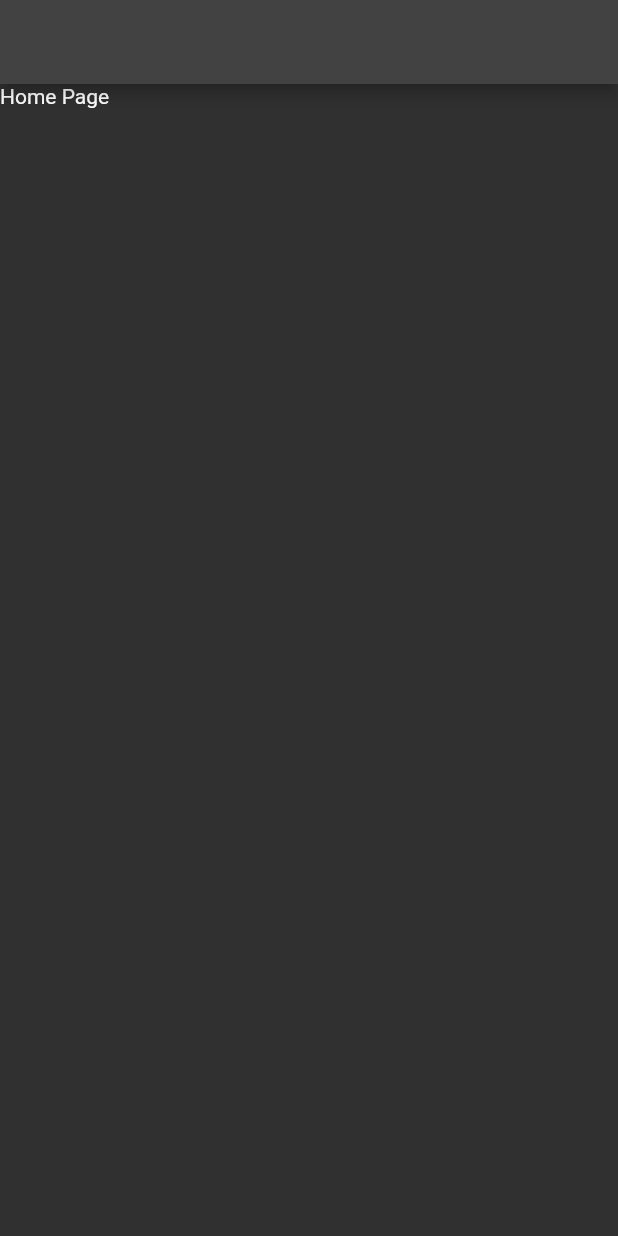
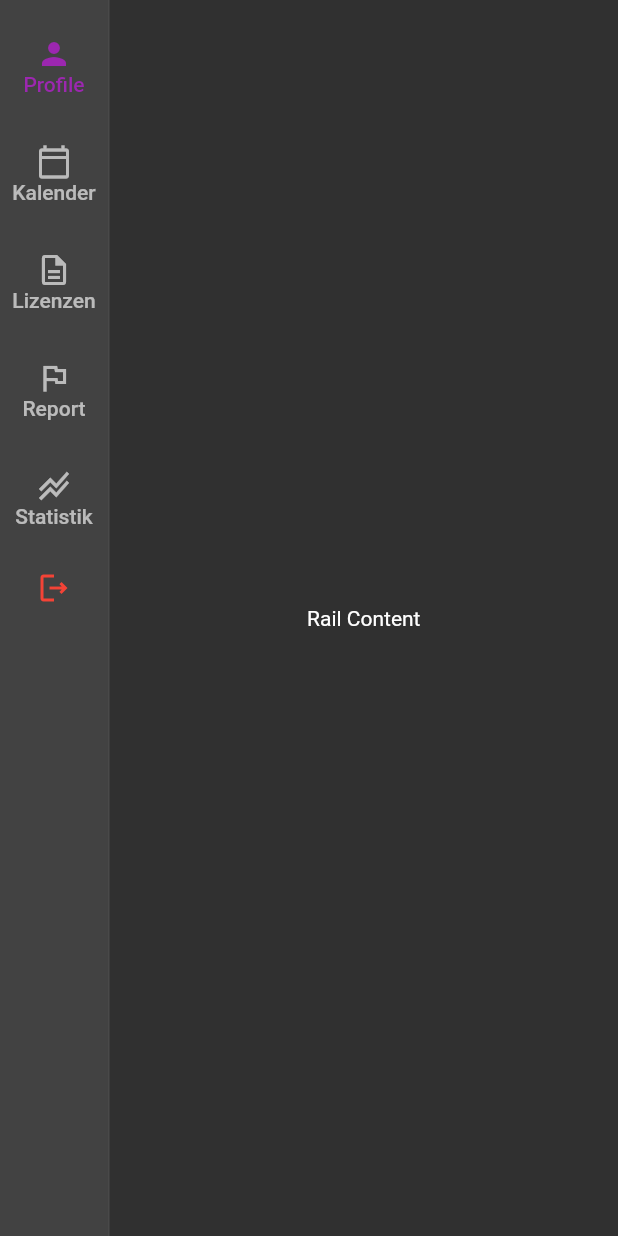
Before and after one commit to floodoo/gun_club, a Flutter app: the HomePage screen opened by its route, on a phone screen of 412 x 824 dp. Run offline on Flutter 3.47's test engine with Material 2 defaults, Android fonts, the phone set to English and light mode, and no system bars; our stand-ins replace device_info_plus, flutter_riverpod, freezed_annotation, go_router, supabase_flutter; accounts and stored records are empty; generated files the repository leaves out were written again.

Commit message:
add navigation rail

```diff
--- a/lib/src/features/home/presentation/home.page.dart
+++ b/lib/src/features/home/presentation/home.page.dart
@@ -1,5 +1,4 @@
 import 'package:flutter/material.dart';
-import 'package:gun_club/src/core/constants/supabase.constants.dart';
 
 // TODO: Build real home page and delete prototype
 class HomePage extends StatelessWidget {
@@ -8,11 +7,51 @@ class HomePage extends StatelessWidget {
   @override
   Widget build(BuildContext context) {
     return Scaffold(
-      appBar: AppBar(),
-      body: Column(
+      body: Row(
         children: [
-          const Text("Home Page"),
-          Text(supabase.auth.currentUser?.email ?? "no user"),
+          NavigationRail(
+            selectedIndex: 0,
+            onDestinationSelected: (int index) {},
+            labelType: NavigationRailLabelType.all,
+            trailing: IconButton(
+              icon: const Icon(Icons.logout_outlined, color: Colors.red),
+              onPressed: () {},
+            ),
+            destinations: const [
+              NavigationRailDestination(
+                icon: Icon(Icons.person_outline_outlined),
+                selectedIcon: Icon(Icons.person),
+                label: Text('Profile'),
+              ),
+              NavigationRailDestination(
+                icon: Icon(Icons.calendar_today_outlined),
+                selectedIcon: Icon(Icons.calendar_today),
+                label: Text('Kalender'),
+              ),
+              NavigationRailDestination(
+                icon: Icon(Icons.description_outlined),
+                selectedIcon: Icon(Icons.description),
+                label: Text('Lizenzen'),
+              ),
+              NavigationRailDestination(
+                icon: Icon(Icons.flag_outlined),
+                selectedIcon: Icon(Icons.flag),
+                label: Text('Report'),
+              ),
+              NavigationRailDestination(
+                icon: Icon(Icons.stacked_line_chart_outlined),
+                selectedIcon: Icon(Icons.stacked_line_chart),
+                label: Text('Statistik'),
+              ),
+            ],
+          ),
+          const VerticalDivider(thickness: 1, width: 1),
+          // This is the main content.
+          const Expanded(
+            child: Center(
+              child: Text('Rail Content'),
+            ),
+          )
         ],
       ),
     );
```
